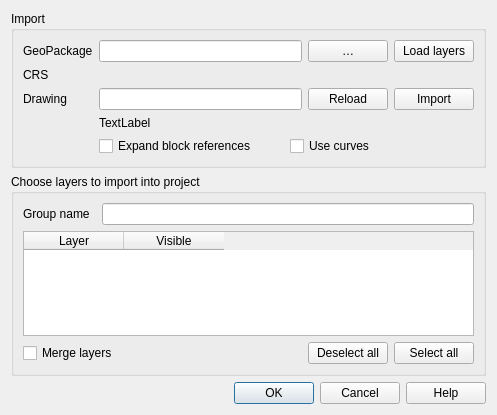
Above: src/ui/qgsdwgimportbase.ui from carsmie/QGIS before the change. Below: the same form after it.
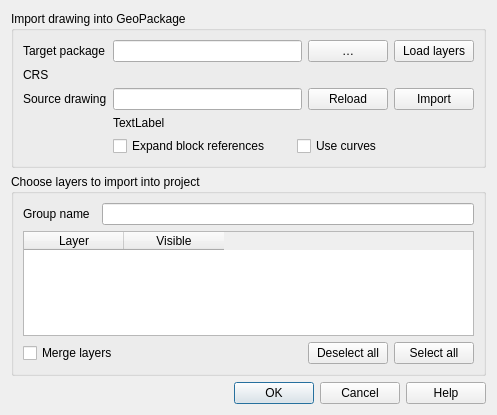
That is the form after the change. Custom widgets are drawn as their Qt base class.

Commit message: dwg import: refine labels

Diff of the .ui file:
```diff
--- a/src/ui/qgsdwgimportbase.ui
+++ b/src/ui/qgsdwgimportbase.ui
@@ -110,7 +110,7 @@
    <item row="0" column="0" colspan="2">
     <widget class="QGroupBox" name="groupBox">
      <property name="title">
-      <string>Import</string>
+      <string>Import drawing into GeoPackage</string>
      </property>
      <layout class="QGridLayout" name="gridLayout_4">
       <item row="1" column="1">
@@ -148,7 +148,7 @@
       <item row="3" column="0">
        <widget class="QLabel" name="label_2">
         <property name="text">
-         <string>Drawing</string>
+         <string>Source drawing</string>
         </property>
         <property name="buddy">
          <cstring>leDrawing</cstring>
@@ -158,7 +158,7 @@
       <item row="0" column="0">
        <widget class="QLabel" name="label">
         <property name="text">
-         <string>GeoPackage</string>
+         <string>Target package</string>
         </property>
         <property name="buddy">
          <cstring>leDatabase</cstring>
```
